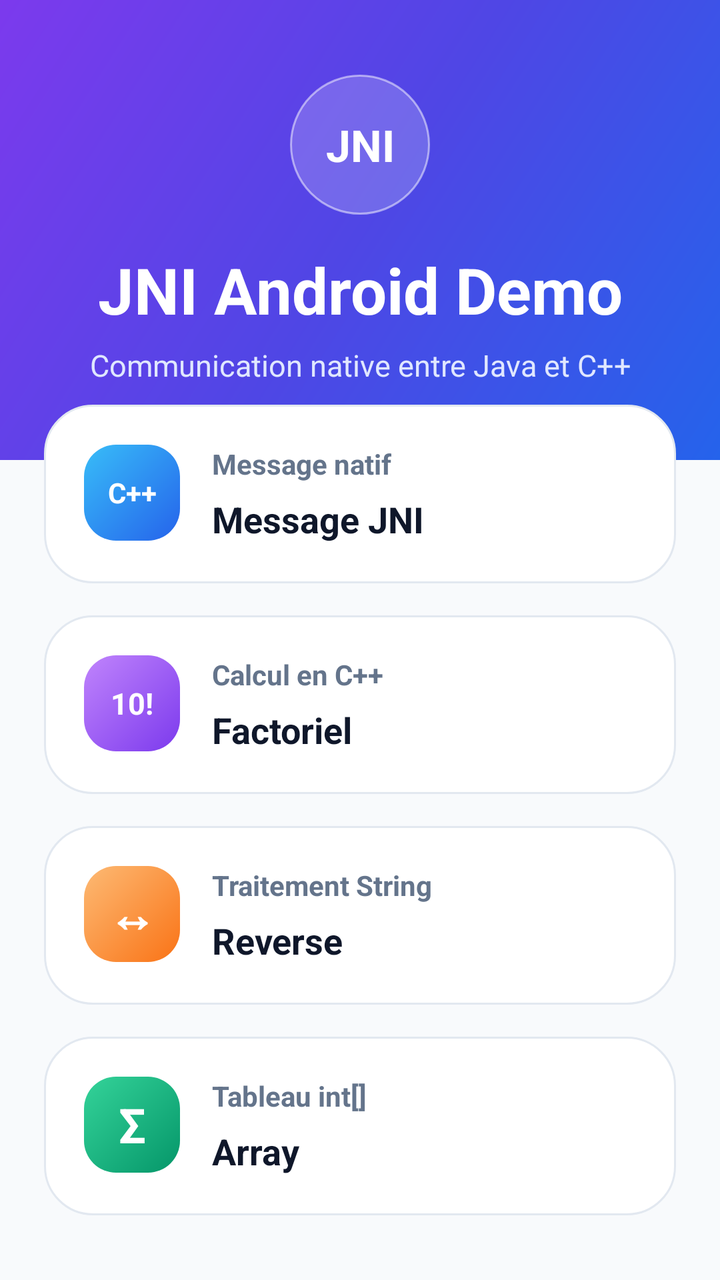
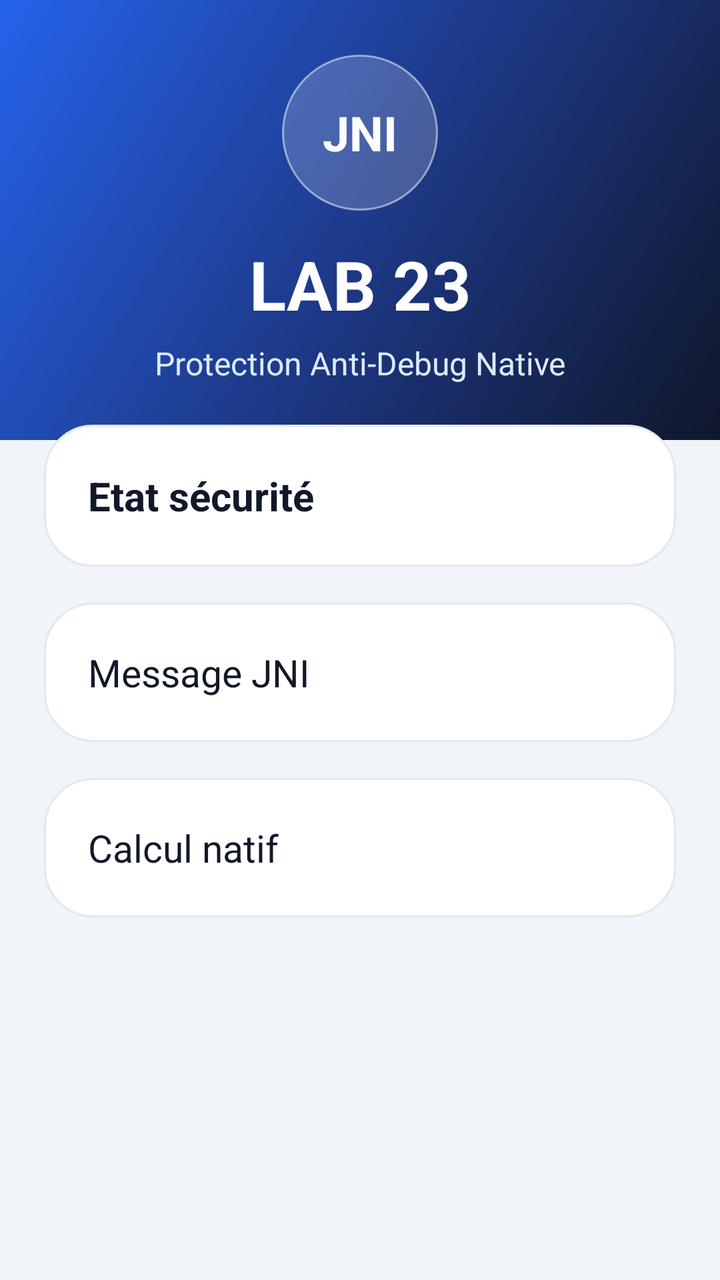

An Android layout rendered at two revisions. The XML below is the earlier revision; the diff shows what the commit changed to produce the second picture.
<!-- AndroidManifest.xml: application theme Theme.JNIDemo -->
<!-- res/layout/activity_main.xml -->
<?xml version="1.0" encoding="utf-8"?>
<ScrollView xmlns:android="http://schemas.android.com/apk/res/android"
    android:layout_width="match_parent"
    android:layout_height="match_parent"
    android:background="#F8FAFC"
    android:fillViewport="true">

    <LinearLayout
        android:layout_width="match_parent"
        android:layout_height="wrap_content"
        android:orientation="vertical">

        
        <LinearLayout
            android:layout_width="match_parent"
            android:layout_height="230dp"
            android:background="@drawable/bg_header_jni"
            android:gravity="center"
            android:orientation="vertical"
            android:padding="24dp">

            <TextView
                android:layout_width="70dp"
                android:layout_height="70dp"
                android:background="@drawable/bg_circle_icon"
                android:gravity="center"
                android:text="JNI"
                android:textColor="#FFFFFF"
                android:textSize="22sp"
                android:textStyle="bold" />

            <TextView
                android:layout_width="match_parent"
                android:layout_height="wrap_content"
                android:layout_marginTop="16dp"
                android:gravity="center"
                android:text="JNI Android Demo"
                android:textColor="#FFFFFF"
                android:textSize="32sp"
                android:textStyle="bold" />

            <TextView
                android:layout_width="match_parent"
                android:layout_height="wrap_content"
                android:layout_marginTop="6dp"
                android:gravity="center"
                android:text="Communication native entre Java et C++"
                android:textColor="#E0E7FF"
                android:textSize="15sp" />

        </LinearLayout>

        
        <LinearLayout
            android:layout_width="match_parent"
            android:layout_height="wrap_content"
            android:layout_marginTop="-28dp"
            android:orientation="vertical"
            android:paddingStart="22dp"
            android:paddingEnd="22dp"
            android:paddingBottom="28dp">

            
            <LinearLayout
                android:layout_width="match_parent"
                android:layout_height="wrap_content"
                android:background="@drawable/bg_card_shadow"
                android:orientation="horizontal"
                android:padding="20dp"
                android:layout_marginBottom="16dp">

                <TextView
                    android:layout_width="48dp"
                    android:layout_height="48dp"
                    android:background="@drawable/bg_badge_blue"
                    android:gravity="center"
                    android:text="C++"
                    android:textColor="#FFFFFF"
                    android:textSize="14sp"
                    android:textStyle="bold" />

                <LinearLayout
                    android:layout_width="0dp"
                    android:layout_height="wrap_content"
                    android:layout_marginStart="16dp"
                    android:layout_weight="1"
                    android:orientation="vertical">

                    <TextView
                        android:text="Message natif"
                        android:textColor="#64748B"
                        android:textSize="14sp"
                        android:textStyle="bold"
                        android:layout_width="wrap_content"
                        android:layout_height="wrap_content" />

                    <TextView
                        android:id="@+id/tvMessage"
                        android:text="Message JNI"
                        android:textColor="#0F172A"
                        android:textSize="18sp"
                        android:textStyle="bold"
                        android:layout_marginTop="6dp"
                        android:layout_width="match_parent"
                        android:layout_height="wrap_content" />
                </LinearLayout>
            </LinearLayout>

            
            <LinearLayout
                android:layout_width="match_parent"
                android:layout_height="wrap_content"
                android:background="@drawable/bg_card_shadow"
                android:orientation="horizontal"
                android:padding="20dp"
                android:layout_marginBottom="16dp">

                <TextView
                    android:layout_width="48dp"
                    android:layout_height="48dp"
                    android:background="@drawable/bg_badge_purple"
                    android:gravity="center"
                    android:text="10!"
                    android:textColor="#FFFFFF"
                    android:textSize="15sp"
                    android:textStyle="bold" />

                <LinearLayout
                    android:layout_width="0dp"
                    android:layout_height="wrap_content"
                    android:layout_marginStart="16dp"
                    android:layout_weight="1"
                    android:orientation="vertical">

                    <TextView
                        android:text="Calcul en C++"
                        android:textColor="#64748B"
                        android:textSize="14sp"
                        android:textStyle="bold"
                        android:layout_width="wrap_content"
                        android:layout_height="wrap_content" />

                    <TextView
                        android:id="@+id/tvFactorial"
                        android:text="Factoriel"
                        android:textColor="#0F172A"
                        android:textSize="18sp"
                        android:textStyle="bold"
                        android:layout_marginTop="6dp"
                        android:layout_width="match_parent"
                        android:layout_height="wrap_content" />
                </LinearLayout>
            </LinearLayout>

            
            <LinearLayout
                android:layout_width="match_parent"
                android:layout_height="wrap_content"
                android:background="@drawable/bg_card_shadow"
                android:orientation="horizontal"
                android:padding="20dp"
                android:layout_marginBottom="16dp">

                <TextView
                    android:layout_width="48dp"
                    android:layout_height="48dp"
                    android:background="@drawable/bg_badge_orange"
                    android:gravity="center"
                    android:text="↔"
                    android:textColor="#FFFFFF"
                    android:textSize="24sp"
                    android:textStyle="bold" />

                <LinearLayout
                    android:layout_width="0dp"
                    android:layout_height="wrap_content"
                    android:layout_marginStart="16dp"
                    android:layout_weight="1"
                    android:orientation="vertical">

                    <TextView
                        android:text="Traitement String"
                        android:textColor="#64748B"
                        android:textSize="14sp"
                        android:textStyle="bold"
                        android:layout_width="wrap_content"
                        android:layout_height="wrap_content" />

                    <TextView
                        android:id="@+id/tvReverse"
                        android:text="Reverse"
                        android:textColor="#0F172A"
                        android:textSize="18sp"
                        android:textStyle="bold"
                        android:layout_marginTop="6dp"
                        android:layout_width="match_parent"
                        android:layout_height="wrap_content" />
                </LinearLayout>
            </LinearLayout>

            
            <LinearLayout
                android:layout_width="match_parent"
                android:layout_height="wrap_content"
                android:background="@drawable/bg_card_shadow"
                android:orientation="horizontal"
                android:padding="20dp">

                <TextView
                    android:layout_width="48dp"
                    android:layout_height="48dp"
                    android:background="@drawable/bg_badge_green"
                    android:gravity="center"
                    android:text="Σ"
                    android:textColor="#FFFFFF"
                    android:textSize="24sp"
                    android:textStyle="bold" />

                <LinearLayout
                    android:layout_width="0dp"
                    android:layout_height="wrap_content"
                    android:layout_marginStart="16dp"
                    android:layout_weight="1"
                    android:orientation="vertical">

                    <TextView
                        android:text="Tableau int[]"
                        android:textColor="#64748B"
                        android:textSize="14sp"
                        android:textStyle="bold"
                        android:layout_width="wrap_content"
                        android:layout_height="wrap_content" />

                    <TextView
                        android:id="@+id/tvArray"
                        android:text="Array"
                        android:textColor="#0F172A"
                        android:textSize="18sp"
                        android:textStyle="bold"
                        android:layout_marginTop="6dp"
                        android:layout_width="match_parent"
                        android:layout_height="wrap_content" />
                </LinearLayout>
            </LinearLayout>

        </LinearLayout>
    </LinearLayout>
</ScrollView>
<!-- resources referenced by this layout -->
<resources>
  <!-- drawable bg_badge_blue (drawable) -->
  <shape xmlns:android="http://schemas.android.com/apk/res/android">
      <gradient android:startColor="#2563EB" android:endColor="#38BDF8" android:angle="135" />
      <corners android:radius="16dp" />
  </shape>
  <!-- drawable bg_badge_green (drawable) -->
  <shape xmlns:android="http://schemas.android.com/apk/res/android">
      <gradient android:startColor="#059669" android:endColor="#34D399" android:angle="135" />
      <corners android:radius="16dp" />
  </shape>
  <!-- drawable bg_badge_orange (drawable) -->
  <shape xmlns:android="http://schemas.android.com/apk/res/android">
      <gradient android:startColor="#F97316" android:endColor="#FDBA74" android:angle="135" />
      <corners android:radius="16dp" />
  </shape>
  <!-- drawable bg_badge_purple (drawable) -->
  <shape xmlns:android="http://schemas.android.com/apk/res/android">
      <gradient android:startColor="#7C3AED" android:endColor="#C084FC" android:angle="135" />
      <corners android:radius="16dp" />
  </shape>
  <!-- drawable bg_card_shadow (drawable) -->
  <?xml version="1.0" encoding="utf-8"?>
  <shape xmlns:android="http://schemas.android.com/apk/res/android">
      <solid android:color="#FFFFFF" />
      <corners android:radius="24dp" />
      <stroke
          android:width="1dp"
          android:color="#E2E8F0" />
  </shape>
  <!-- drawable bg_circle_icon (drawable) -->
  <?xml version="1.0" encoding="utf-8"?>
  <shape xmlns:android="http://schemas.android.com/apk/res/android"
      android:shape="oval">
      <solid android:color="#30FFFFFF" />
      <stroke
          android:width="1dp"
          android:color="#80FFFFFF" />
  </shape>
  <!-- drawable bg_header_jni (drawable) -->
  <?xml version="1.0" encoding="utf-8"?>
  <shape xmlns:android="http://schemas.android.com/apk/res/android">
      <gradient
          android:startColor="#2563EB"
          android:centerColor="#4F46E5"
          android:endColor="#7C3AED"
          android:angle="135" />
  </shape>
  <style name="Theme.JNIDemo" parent="Base.Theme.JNIDemo" />
  <style name="Base.Theme.JNIDemo" parent="Theme.Material3.DayNight.NoActionBar">
          
          
      </style>
</resources>

<!-- the commit's change to res/layout/activity_main.xml (unified diff, before → after) -->
@@ -2,247 +2,94 @@
 <ScrollView xmlns:android="http://schemas.android.com/apk/res/android"
     android:layout_width="match_parent"
     android:layout_height="match_parent"
-    android:background="#F8FAFC"
-    android:fillViewport="true">
+    android:background="#F1F5F9">
 
     <LinearLayout
         android:layout_width="match_parent"
         android:layout_height="wrap_content"
         android:orientation="vertical">
 
-        
         <LinearLayout
             android:layout_width="match_parent"
-            android:layout_height="230dp"
-            android:background="@drawable/bg_header_jni"
+            android:layout_height="220dp"
+            android:background="@drawable/bg_header_security"
             android:gravity="center"
             android:orientation="vertical"
             android:padding="24dp">
 
             <TextView
-                android:layout_width="70dp"
-                android:layout_height="70dp"
-                android:background="@drawable/bg_circle_icon"
+                android:layout_width="78dp"
+                android:layout_height="78dp"
+                android:background="@drawable/bg_circle_security"
                 android:gravity="center"
                 android:text="JNI"
                 android:textColor="#FFFFFF"
-                android:textSize="22sp"
+                android:textSize="24sp"
                 android:textStyle="bold" />
 
             <TextView
                 android:layout_width="match_parent"
                 android:layout_height="wrap_content"
-                android:layout_marginTop="16dp"
+                android:text="LAB 23"
+                android:textColor="#FFFFFF"
+                android:textSize="34sp"
+                android:textStyle="bold"
                 android:gravity="center"
-                android:text="JNI Android Demo"
-                android:textColor="#FFFFFF"
-                android:textSize="32sp"
-                android:textStyle="bold" />
+                android:layout_marginTop="14dp" />
 
             <TextView
                 android:layout_width="match_parent"
                 android:layout_height="wrap_content"
-                android:layout_marginTop="6dp"
+                android:text="Protection Anti-Debug Native"
+                android:textColor="#DBEAFE"
+                android:textSize="16sp"
                 android:gravity="center"
-                android:text="Communication native entre Java et C++"
-                android:textColor="#E0E7FF"
-                android:textSize="15sp" />
+                android:layout_marginTop="6dp" />
 
         </LinearLayout>
 
-        
         <LinearLayout
             android:layout_width="match_parent"
             android:layout_height="wrap_content"
-            android:layout_marginTop="-28dp"
+            android:layout_marginTop="-30dp"
             android:orientation="vertical"
-            android:paddingStart="22dp"
-            android:paddingEnd="22dp"
-            android:paddingBottom="28dp">
+            android:padding="22dp">
 
-            
-            <LinearLayout
+            <TextView
+                android:id="@+id/tvStatus"
                 android:layout_width="match_parent"
                 android:layout_height="wrap_content"
-                android:background="@drawable/bg_card_shadow"
-                android:orientation="horizontal"
-                android:padding="20dp"
-                android:layout_marginBottom="16dp">
+                android:background="@drawable/bg_security_card"
+                android:text="Etat sécurité"
+                android:textColor="#111827"
+                android:textSize="20sp"
+                android:textStyle="bold"
+                android:padding="22dp"
+                android:layout_marginBottom="18dp" />
 
-                <TextView
-                    android:layout_width="48dp"
-                    android:layout_height="48dp"
-                    android:background="@drawable/bg_badge_blue"
-                    android:gravity="center"
-                    android:text="C++"
-                    android:textColor="#FFFFFF"
-                    android:textSize="14sp"
-                    android:textStyle="bold" />
-
-                <LinearLayout
-                    android:layout_width="0dp"
-                    android:layout_height="wrap_content"
-                    android:layout_marginStart="16dp"
-                    android:layout_weight="1"
-                    android:orientation="vertical">
-
-                    <TextView
-                        android:text="Message natif"
-                        android:textColor="#64748B"
-                        android:textSize="14sp"
-                        android:textStyle="bold"
-                        android:layout_width="wrap_content"
-                        android:layout_height="wrap_content" />
-
-                    <TextView
-                        android:id="@+id/tvMessage"
-                        android:text="Message JNI"
-                        android:textColor="#0F172A"
-                        android:textSize="18sp"
-                        android:textStyle="bold"
-                        android:layout_marginTop="6dp"
-                        android:layout_width="match_parent"
-                        android:layout_height="wrap_content" />
-                </LinearLayout>
-            </LinearLayout>
-
-            
-            <LinearLayout
+            <TextView
+                android:id="@+id/tvMessage"
                 android:layout_width="match_parent"
                 android:layout_height="wrap_content"
-                android:background="@drawable/bg_card_shadow"
-                android:orientation="horizontal"
-                android:padding="20dp"
-                android:layout_marginBottom="16dp">
+                android:background="@drawable/bg_security_card"
+                android:text="Message JNI"
+                android:textColor="#111827"
+                android:textSize="19sp"
+                android:padding="22dp"
+                android:layout_marginBottom="18dp" />
 
-                <TextView
-                    android:layout_width="48dp"
-                    android:layout_height="48dp"
-                    android:background="@drawable/bg_badge_purple"
-                    android:gravity="center"
-                    android:text="10!"
-                    android:textColor="#FFFFFF"
-                    android:textSize="15sp"
-                    android:textStyle="bold" />
-
-                <LinearLayout
-                    android:layout_width="0dp"
-                    android:layout_height="wrap_content"
-                    android:layout_marginStart="16dp"
-                    android:layout_weight="1"
-                    android:orientation="vertical">
-
-                    <TextView
-                        android:text="Calcul en C++"
-                        android:textColor="#64748B"
-                        android:textSize="14sp"
-                        android:textStyle="bold"
-                        android:layout_width="wrap_content"
-                        android:layout_height="wrap_content" />
-
-                    <TextView
-                        android:id="@+id/tvFactorial"
-                        android:text="Factoriel"
-                        android:textColor="#0F172A"
-                        android:textSize="18sp"
-                        android:textStyle="bold"
-                        android:layout_marginTop="6dp"
-                        android:layout_width="match_parent"
-                        android:layout_height="wrap_content" />
-                </LinearLayout>
-            </LinearLayout>
-
-            
-            <LinearLayout
+            <TextView
+                android:id="@+id/tvFactorial"
                 android:layout_width="match_parent"
                 android:layout_height="wrap_content"
-                android:background="@drawable/bg_card_shadow"
-                android:orientation="horizontal"
-                android:padding="20dp"
-                android:layout_marginBottom="16dp">
-
-                <TextView
-                    android:layout_width="48dp"
-                    android:layout_height="48dp"
-                    android:background="@drawable/bg_badge_orange"
-                    android:gravity="center"
-                    android:text="↔"
-                    android:textColor="#FFFFFF"
-                    android:textSize="24sp"
-                    android:textStyle="bold" />
-
-                <LinearLayout
-                    android:layout_width="0dp"
-                    android:layout_height="wrap_content"
-                    android:layout_marginStart="16dp"
-                    android:layout_weight="1"
-                    android:orientation="vertical">
-
-                    <TextView
-                        android:text="Traitement String"
-                        android:textColor="#64748B"
-                        android:textSize="14sp"
-                        android:textStyle="bold"
-                        android:layout_width="wrap_content"
-                        android:layout_height="wrap_content" />
-
-                    <TextView
-                        android:id="@+id/tvReverse"
-                        android:text="Reverse"
-                        android:textColor="#0F172A"
-                        android:textSize="18sp"
-                        android:textStyle="bold"
-                        android:layout_marginTop="6dp"
-                        android:layout_width="match_parent"
-                        android:layout_height="wrap_content" />
-                </LinearLayout>
-            </LinearLayout>
-
-            
-            <LinearLayout
-                android:layout_width="match_parent"
-                android:layout_height="wrap_content"
-                android:background="@drawable/bg_card_shadow"
-                android:orientation="horizontal"
-                android:padding="20dp">
-
-                <TextView
-                    android:layout_width="48dp"
-                    android:layout_height="48dp"
-                    android:background="@drawable/bg_badge_green"
-                    android:gravity="center"
-                    android:text="Σ"
-                    android:textColor="#FFFFFF"
-                    android:textSize="24sp"
-                    android:textStyle="bold" />
-
-                <LinearLayout
-                    android:layout_width="0dp"
-                    android:layout_height="wrap_content"
-                    android:layout_marginStart="16dp"
-                    android:layout_weight="1"
-                    android:orientation="vertical">
-
-                    <TextView
-                        android:text="Tableau int[]"
-                        android:textColor="#64748B"
-                        android:textSize="14sp"
-                        android:textStyle="bold"
-                        android:layout_width="wrap_content"
-                        android:layout_height="wrap_content" />
-
-                    <TextView
-                        android:id="@+id/tvArray"
-                        android:text="Array"
-                        android:textColor="#0F172A"
-                        android:textSize="18sp"
-                        android:textStyle="bold"
-                        android:layout_marginTop="6dp"
-                        android:layout_width="match_parent"
-                        android:layout_height="wrap_content" />
-                </LinearLayout>
-            </LinearLayout>
+                android:background="@drawable/bg_security_card"
+                android:text="Calcul natif"
+                android:textColor="#111827"
+                android:textSize="19sp"
+                android:padding="22dp" />
 
         </LinearLayout>
+
     </LinearLayout>
+
 </ScrollView>
<!-- resource entries referenced after the edit -->
@@ -1,26 +1,24 @@
 <!-- resources referenced by this layout -->
 <resources>
-  <!-- drawable bg_badge_blue (drawable) -->
+  <!-- drawable bg_circle_security (drawable) -->
+  <?xml version="1.0" encoding="utf-8"?>
+  <shape xmlns:android="http://schemas.android.com/apk/res/android"
+      android:shape="oval">
+      <solid android:color="#30FFFFFF" />
+      <stroke
+          android:width="1dp"
+          android:color="#80FFFFFF" />
+  </shape>
+  <!-- drawable bg_header_security (drawable) -->
+  <?xml version="1.0" encoding="utf-8"?>
   <shape xmlns:android="http://schemas.android.com/apk/res/android">
-      <gradient android:startColor="#2563EB" android:endColor="#38BDF8" android:angle="135" />
-      <corners android:radius="16dp" />
+      <gradient
+          android:startColor="#0F172A"
+          android:centerColor="#1E3A8A"
+          android:endColor="#2563EB"
+          android:angle="135" />
   </shape>
-  <!-- drawable bg_badge_green (drawable) -->
-  <shape xmlns:android="http://schemas.android.com/apk/res/android">
-      <gradient android:startColor="#059669" android:endColor="#34D399" android:angle="135" />
-      <corners android:radius="16dp" />
-  </shape>
-  <!-- drawable bg_badge_orange (drawable) -->
-  <shape xmlns:android="http://schemas.android.com/apk/res/android">
-      <gradient android:startColor="#F97316" android:endColor="#FDBA74" android:angle="135" />
-      <corners android:radius="16dp" />
-  </shape>
-  <!-- drawable bg_badge_purple (drawable) -->
-  <shape xmlns:android="http://schemas.android.com/apk/res/android">
-      <gradient android:startColor="#7C3AED" android:endColor="#C084FC" android:angle="135" />
-      <corners android:radius="16dp" />
-  </shape>
-  <!-- drawable bg_card_shadow (drawable) -->
+  <!-- drawable bg_security_card (drawable) -->
   <?xml version="1.0" encoding="utf-8"?>
   <shape xmlns:android="http://schemas.android.com/apk/res/android">
       <solid android:color="#FFFFFF" />
@@ -29,24 +27,6 @@
           android:width="1dp"
           android:color="#E2E8F0" />
   </shape>
-  <!-- drawable bg_circle_icon (drawable) -->
-  <?xml version="1.0" encoding="utf-8"?>
-  <shape xmlns:android="http://schemas.android.com/apk/res/android"
-      android:shape="oval">
-      <solid android:color="#30FFFFFF" />
-      <stroke
-          android:width="1dp"
-          android:color="#80FFFFFF" />
-  </shape>
-  <!-- drawable bg_header_jni (drawable) -->
-  <?xml version="1.0" encoding="utf-8"?>
-  <shape xmlns:android="http://schemas.android.com/apk/res/android">
-      <gradient
-          android:startColor="#2563EB"
-          android:centerColor="#4F46E5"
-          android:endColor="#7C3AED"
-          android:angle="135" />
-  </shape>
   <style name="Theme.JNIDemo" parent="Base.Theme.JNIDemo" />
   <style name="Base.Theme.JNIDemo" parent="Theme.Material3.DayNight.NoActionBar">
           
